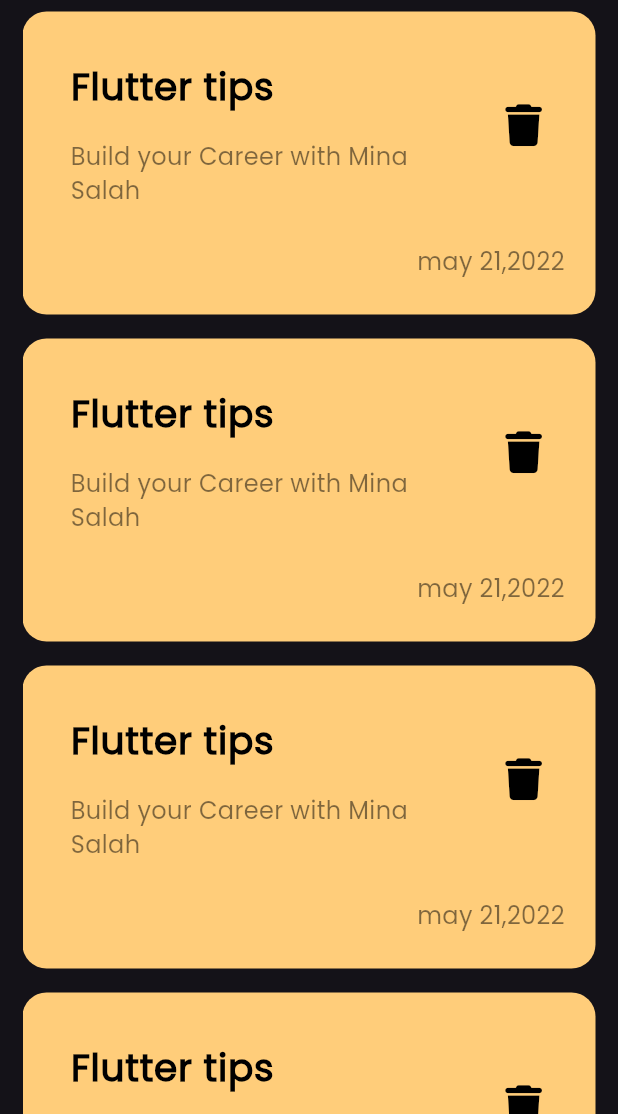
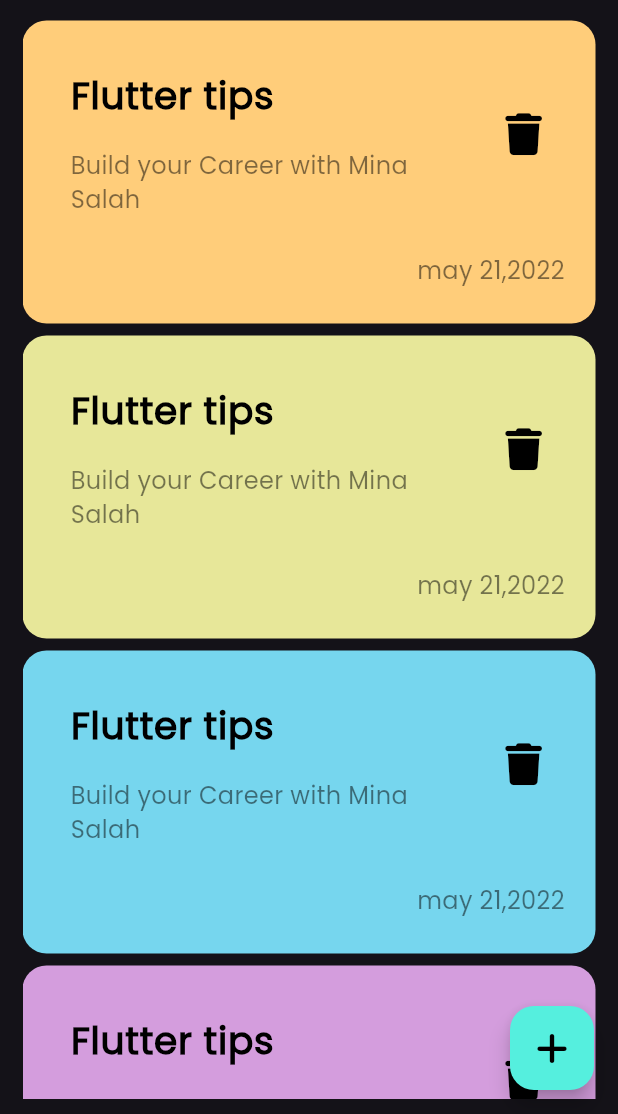
Before and after one commit to minasalah555/notes_app, a Flutter app: the screen it shows after launch, on a phone screen of 412 x 824 dp, the part 122-1236 px from its top. Run offline on Flutter 3.47's test engine with Material 3 defaults, Android fonts, the phone set to English and light mode, and no system bars; our stand-ins replace font_awesome_flutter.

Commit message:
create floating action botton

```diff
--- a/lib/views/notes_view.dart
+++ b/lib/views/notes_view.dart
@@ -1,4 +1,5 @@
 import 'package:flutter/material.dart';
+import 'package:font_awesome_flutter/font_awesome_flutter.dart';
 import 'package:notes_app/views/widgets/notes_view_body.dart';
 
 class NotesView extends StatelessWidget {
@@ -6,6 +7,15 @@ class NotesView extends StatelessWidget {
   static String id = 'NotesView';
   @override
   Widget build(BuildContext context) {
-    return Scaffold(body: NotesViewBody());
+    return Scaffold(
+      floatingActionButton: FloatingActionButton(
+        backgroundColor: Color(0xff55EFDE),
+        mouseCursor: MouseCursor.defer,
+        splashColor: Colors.red,
+        onPressed: () {},
+        child: Icon(FontAwesomeIcons.plus, color: Colors.black),
+      ),
+      body: const NotesViewBody(),
+    );
   }
 }
--- a/lib/views/widgets/custom_list_notes_item.dart
+++ b/lib/views/widgets/custom_list_notes_item.dart
@@ -3,18 +3,27 @@ import 'package:notes_app/views/widgets/item_notes.dart';
 
 class CustomItemNotesList extends StatelessWidget {
   const CustomItemNotesList({super.key});
-
+  final List<Color> colors = const [
+    Color(0xffFFCD7A),
+    Color(0xffE7E799),
+    Color(0xff76D6EE),
+    Color(0xffD49DDD),
+  ];
   @override
   Widget build(BuildContext context) {
     return Expanded(
+      child: Padding(
+        padding: const EdgeInsets.symmetric(vertical: 10),
         child: ListView.builder(
+          padding: EdgeInsets.zero,
           itemCount: 10,
           itemBuilder: (context, index) {
             return Padding(
-            padding: const EdgeInsets.symmetric(vertical: 8),
-            child: const CustomItemNotes(),
+              padding: const EdgeInsets.symmetric(vertical: 4),
+              child: CustomItemNotes(color: colors[index % (colors.length)]),
             );
           },
+        ),
       ),
     );
   }
--- a/lib/views/widgets/item_notes.dart
+++ b/lib/views/widgets/item_notes.dart
@@ -2,14 +2,14 @@ import 'package:flutter/material.dart';
 import 'package:font_awesome_flutter/font_awesome_flutter.dart';
 
 class CustomItemNotes extends StatelessWidget {
-  const CustomItemNotes({super.key});
-
+  const CustomItemNotes({super.key, required this.color});
+  final Color color;
   @override
   Widget build(BuildContext context) {
     return Container(
       padding: EdgeInsets.only(top: 24, bottom: 24, left: 16),
       decoration: BoxDecoration(
-        color: Color(0xffFFCD7A),
+        color: color,
         borderRadius: BorderRadius.circular(16),
       ),
       child: Column(
```
Lines whose indentation alone changed are shown as unchanged.
